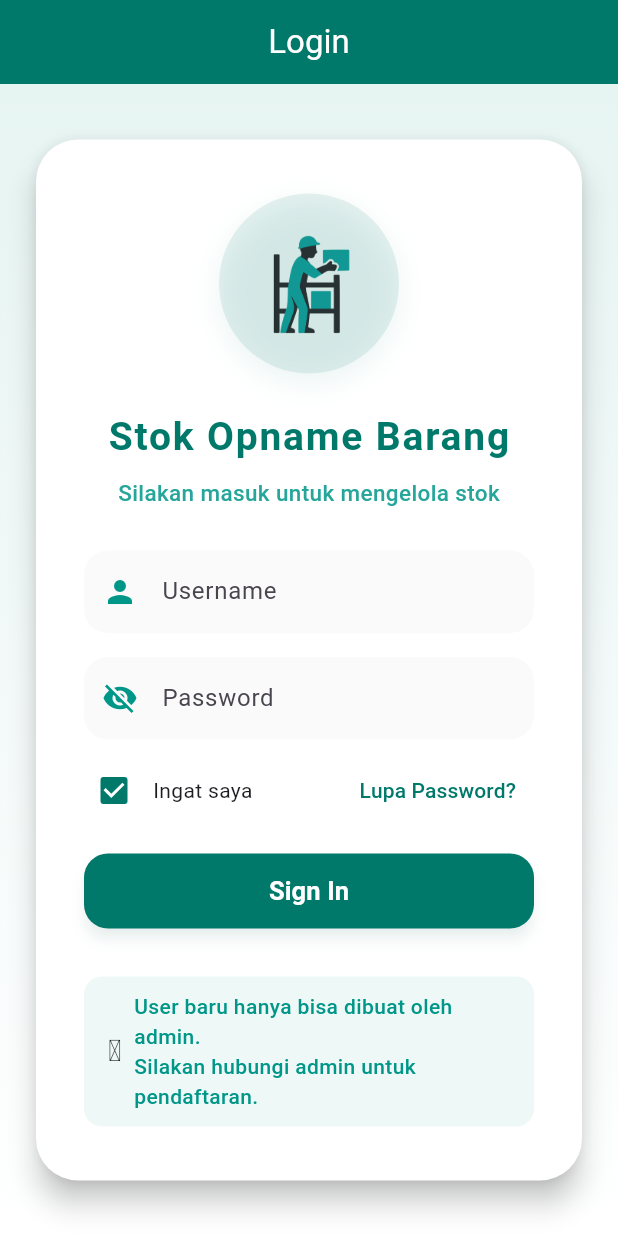
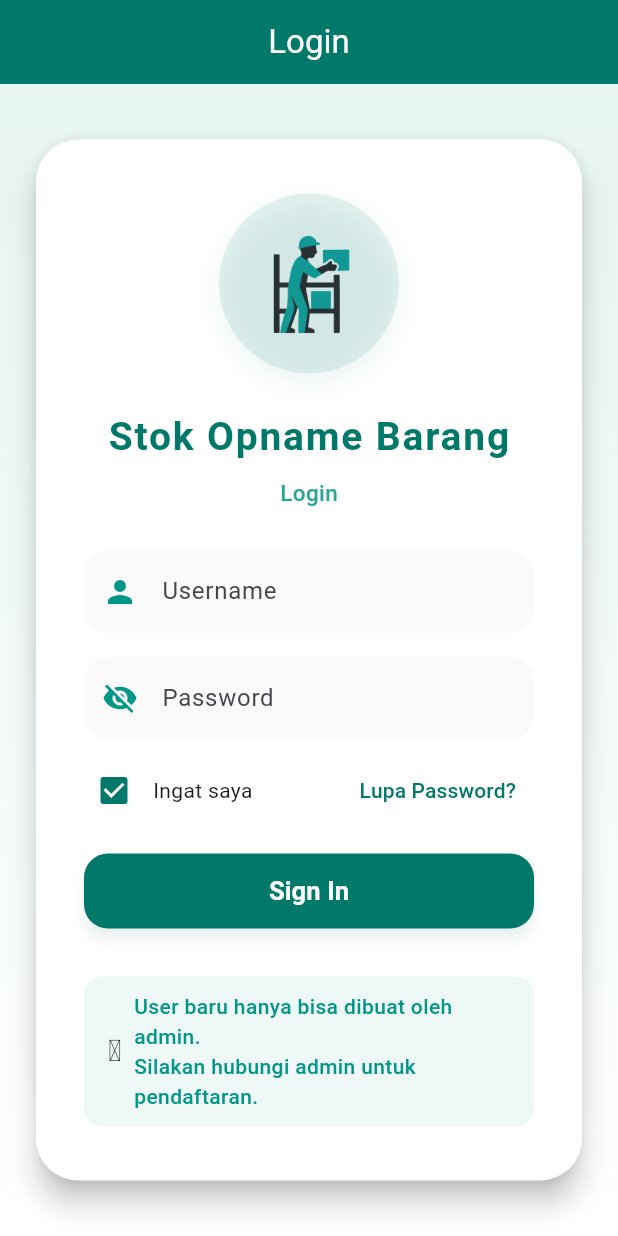
Before and after one commit to abdur2012/OpNameGoLast-, a Flutter app: the screen it shows after launch, on a phone screen of 412 x 824 dp. Run offline on Flutter 3.47's test engine with Material 3 defaults, Android fonts, the phone set to English and light mode, and no system bars; our stand-ins replace cloud_firestore, cloud_functions, file_picker, firebase_core, permission_handler, share_plus and 1 more; missing offline and left inert: excel, file_saver, mailer; accounts and stored records are empty.

Commit message:
perbaikan judul login

```diff
--- a/lib/pages/login_page.dart
+++ b/lib/pages/login_page.dart
@@ -348,7 +348,7 @@ class _LoginPageState extends State<LoginPage> {
                       const SizedBox(height: 8),
                       Center(
                         child: Text(
-                          'Silakan masuk untuk mengelola stok',
+                          'Login',
                           style: TextStyle(
                             color: Colors.teal.shade400,
                             fontSize: 15,
```
